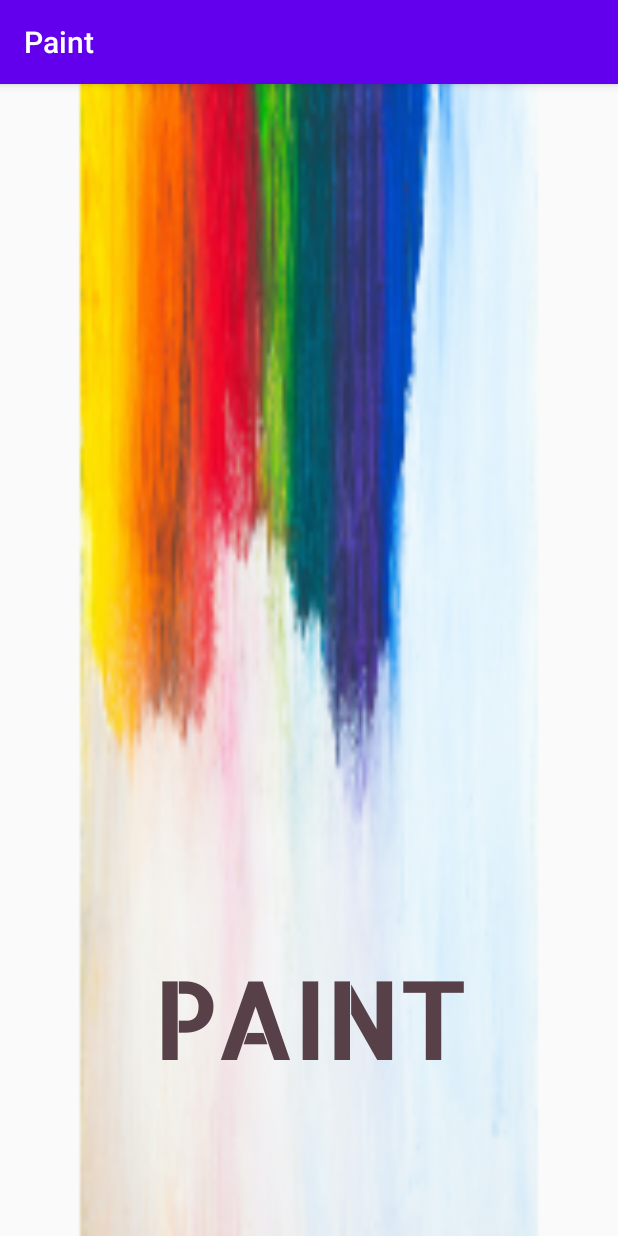
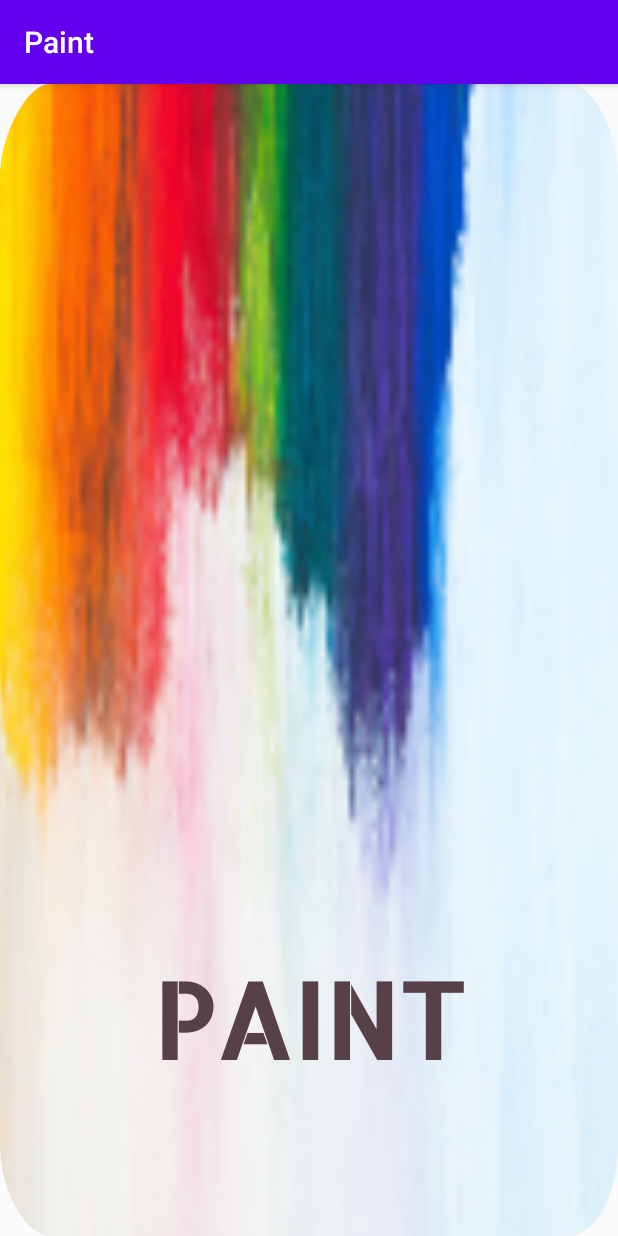
Before and after one commit to ritamorais13/Paint2, an Android app: the SplashScreenActivity screen opened directly, with no data from a screen before it, on a phone screen of 412 x 824 dp. Run offline under Robolectric (Android 15) with nearby library versions, the phone set to English and light mode, and no system bars.

```diff
--- a/app/src/main/res/layout/activity_splash_screen.xml
+++ b/app/src/main/res/layout/activity_splash_screen.xml
@@ -4,7 +4,7 @@
     xmlns:tools="http://schemas.android.com/tools"
     android:layout_width="match_parent"
     android:layout_height="match_parent"
-    android:background="@mipmap/launcher_foreground"
+    android:background="@mipmap/launcher_round"
     tools:context=".SplashScreenActivity">
 
     <TextView
```
